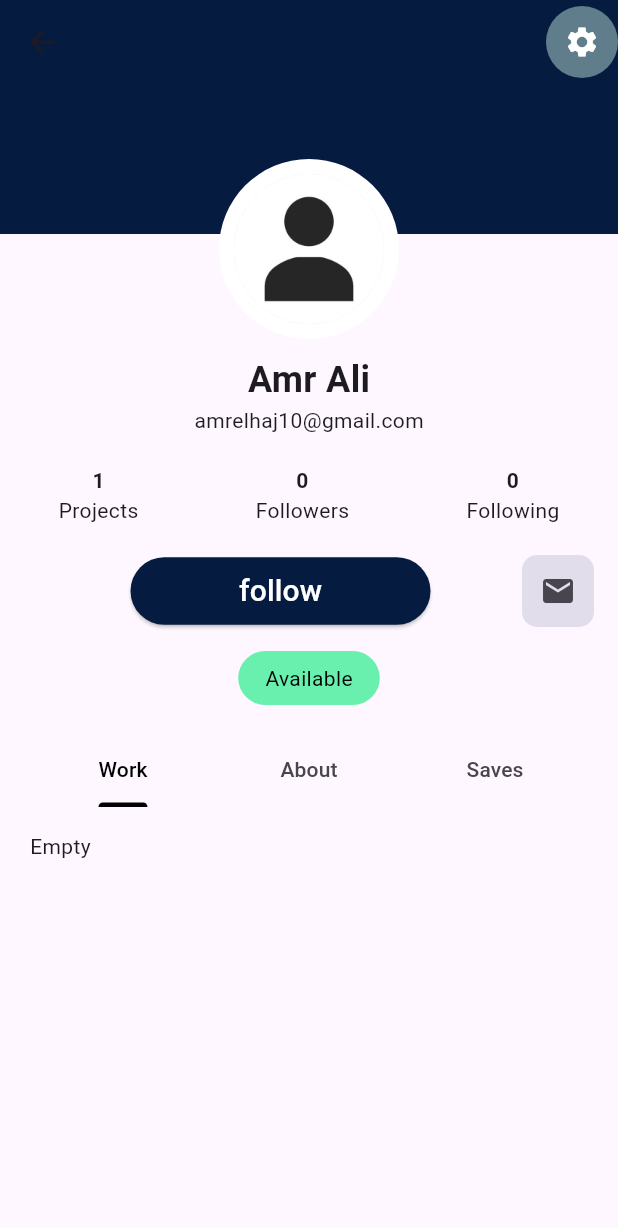
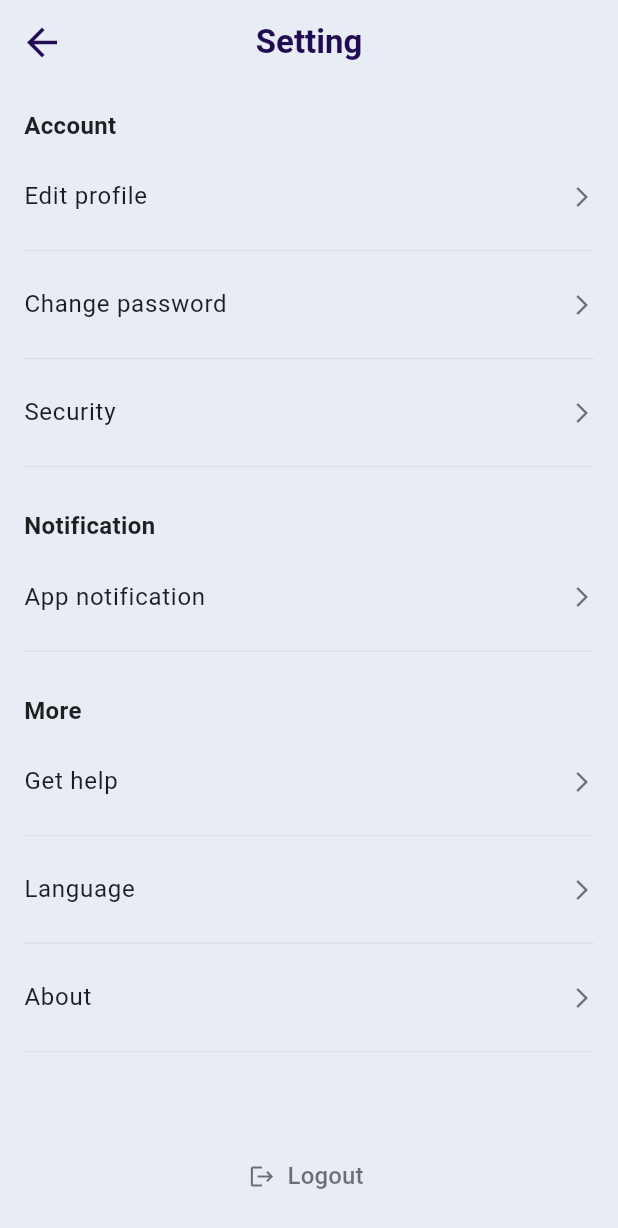
Before and after one commit to Amrelhag/creartive, a Flutter app: the ProfileTab screen opened directly, after a tap on the "settings" icon, on a phone screen of 412 x 824 dp. Shown: the top 1228 px of the screen. Run offline on Flutter 3.47's test engine with Material 3 defaults, Android fonts, the phone set to English and light mode, and no system bars; our stand-ins replace firebase_auth, firebase_core, flutter_svg, fluttertoast, gap, image_picker and 1 more; accounts and stored records are empty.

Commit message:
+events +setting +save login +logout

```diff
--- a/lib/main.dart
+++ b/lib/main.dart
@@ -1,6 +1,8 @@
 import 'package:creartive/firebase_options.dart';
+import 'package:creartive/ui/events/screen/event_screen.dart';
 import 'package:creartive/ui/login/screen/LoginScreen.dart';
 import 'package:creartive/ui/reset_password/screen/reset_password_screen.dart';
+import 'package:creartive/ui/setting/screen/setting_screen.dart';
 import 'package:creartive/ui/splash/screen/splash_screen.dart';
 import 'package:creartive/ui/welcom/screen/WeclomeScreen.dart';
 import 'package:firebase_core/firebase_core.dart';
@@ -26,6 +28,8 @@ debugShowCheckedModeBanner: false,
         WelcomeScreen.routeName:(_)=>WelcomeScreen(),
         ResetPasswordScreen.routeName:(_)=>ResetPasswordScreen(),
         LoginScreen.routeName:(_)=>LoginScreen(),
+        SettingScreen.routeName:(_)=>SettingScreen(),
+        EventScreen.routeName:(_)=>EventScreen(),
       },
       initialRoute: SplashScreen.routeName,
     );
--- a/lib/ui/Home/tabs/home.dart
+++ b/lib/ui/Home/tabs/home.dart
@@ -17,7 +17,9 @@ class _HomeTabState extends State<HomeTab> {
 
   @override
   Widget build(BuildContext context) {
+    var width = MediaQuery.of(context).size.width;
     return DefaultTabController(
+
       initialIndex: 1,
       length: 3,
       child: Scaffold(
--- a/lib/ui/Home/tabs/profiletab.dart
+++ b/lib/ui/Home/tabs/profiletab.dart
@@ -3,6 +3,7 @@ import 'package:creartive/core/reusable_component/ColorManager.dart';
 import 'package:creartive/main.dart';
 import 'package:creartive/ui/Home/screen/HomeScreen.dart';
 import 'package:creartive/ui/Home/widget/hometabview_widget.dart';
+import 'package:creartive/ui/setting/screen/setting_screen.dart';
 import 'package:flutter/material.dart';
 
 class ProfileTab extends StatelessWidget {
@@ -16,11 +17,18 @@ class ProfileTab extends StatelessWidget {
       length: 3,
       child: Scaffold(
 appBar: AppBar(backgroundColor: ColorManager.secondary,
-actions: [Container(
-    decoration: BoxDecoration(
-        borderRadius: BorderRadius.circular(150),
-        color: Colors.blueGrey), child:
-IconButton(color: Colors.white, onPressed: (){}, icon: Icon(Icons.settings)))],
+actions: [Padding(
+  padding: const EdgeInsets.all(8.0),
+  child: Container(
+      decoration: BoxDecoration(
+          borderRadius: BorderRadius.circular(150),
+          color: Colors.blueGrey), child:
+  IconButton(color: Colors.white,
+      onPressed: (){
+  Navigator.of(context).pushNamed(SettingScreen.routeName);
+      },
+      icon: Icon(Icons.settings))),
+)],
 ),
         body: Stack(
           children: [
--- /dev/null
+++ b/lib/ui/setting/screen/setting_screen.dart
@@ -0,0 +1,101 @@
+import 'package:creartive/ui/login/screen/LoginScreen.dart';
+import 'package:firebase_auth/firebase_auth.dart';
+import 'package:flutter/material.dart';
+
+class SettingScreen extends StatelessWidget {
+  static const String routeName='setting';
+  const SettingScreen({super.key});
+
+  @override
+  Widget build(BuildContext context) {
+    return Scaffold(
+      backgroundColor: Color(0xFFE8ECF4),
+      appBar: AppBar(
+        backgroundColor: Colors.transparent,
+        elevation: 0,
+        leading: IconButton(
+          icon: const Icon(Icons.arrow_back, color: Color(0xFF210C54), size: 30),
+          onPressed: () {
+            Navigator.of(context).pop();
+          },
+        ),
+        title: const Text(
+          "Setting",
+          style: TextStyle(
+            color: Color(0xFF210C54),
+            fontSize: 22,
+            fontWeight: FontWeight.bold,
+          ),
+        ),
+        centerTitle: true,
+      ),
+      body: Padding(
+        padding: const EdgeInsets.all(16.0),
+        child: Column(
+          crossAxisAlignment: CrossAxisAlignment.start,
+          children: [
+            _buildSectionTitle("Account"),
+            _buildListTile("Edit profile"),
+            _buildListTile("Change password"),
+            _buildListTile("Security"),
+
+            const SizedBox(height: 20),
+            _buildSectionTitle("Notification"),
+            _buildListTile("App notification"),
+
+            const SizedBox(height: 20),
+            _buildSectionTitle("More"),
+            _buildListTile("Get help"),
+            _buildListTile("Language"),
+            _buildListTile("About"),
+
+            const Spacer(),
+            Center(
+              child: TextButton.icon(
+                onPressed: () {
+                  FirebaseAuth.instance.signOut();
+                  Navigator.of(context).pushReplacementNamed(LoginScreen.routeName);
+                },
+                icon: const Icon(Icons.logout, color: Colors.black54),
+                label: const Text(
+                  "Logout",
+                  style: TextStyle(color: Colors.black54, fontSize: 16),
+                ),
+              ),
+            )
+          ],
+        ),
+      ),
+    );
+  }
+
+  Widget _buildSectionTitle(String title) {
+    return Padding(
+      padding: const EdgeInsets.only(bottom: 8.0),
+      child: Text(
+        title,
+        style: const TextStyle(
+          fontSize: 16,
+          fontWeight: FontWeight.bold,
+          color: Colors.black87,
+        ),
+      ),
+    );
+  }
+
+  Widget _buildListTile(String title) {
+    return Column(
+      children: [
+        ListTile(
+          contentPadding: EdgeInsets.zero,
+          title: Text(title, style: const TextStyle(fontSize: 16)),
+          trailing: const Icon(Icons.arrow_forward_ios, size: 16, color: Colors.black54),
+          onTap: () {
+
+          },
+        ),
+        Divider(color: Colors.grey.shade300, thickness: 1),
+      ],
+    );
+  }
+}
```
Also changed, not shown: lib/core/reusable_component/AssetsManager.dart (+9 -0 lines), lib/ui/Home/widget/tabBar_widgets/for_you_widget.dart (+13 -7 lines), lib/ui/events/screen/event_screen.dart (added, +138 -0 lines), lib/ui/splash/screen/splash_screen.dart (+7 -1 lines), assets/images/event1.png (added), assets/images/event2.png (added), assets/images/event3.png (added), assets/images/event4.png (added).
